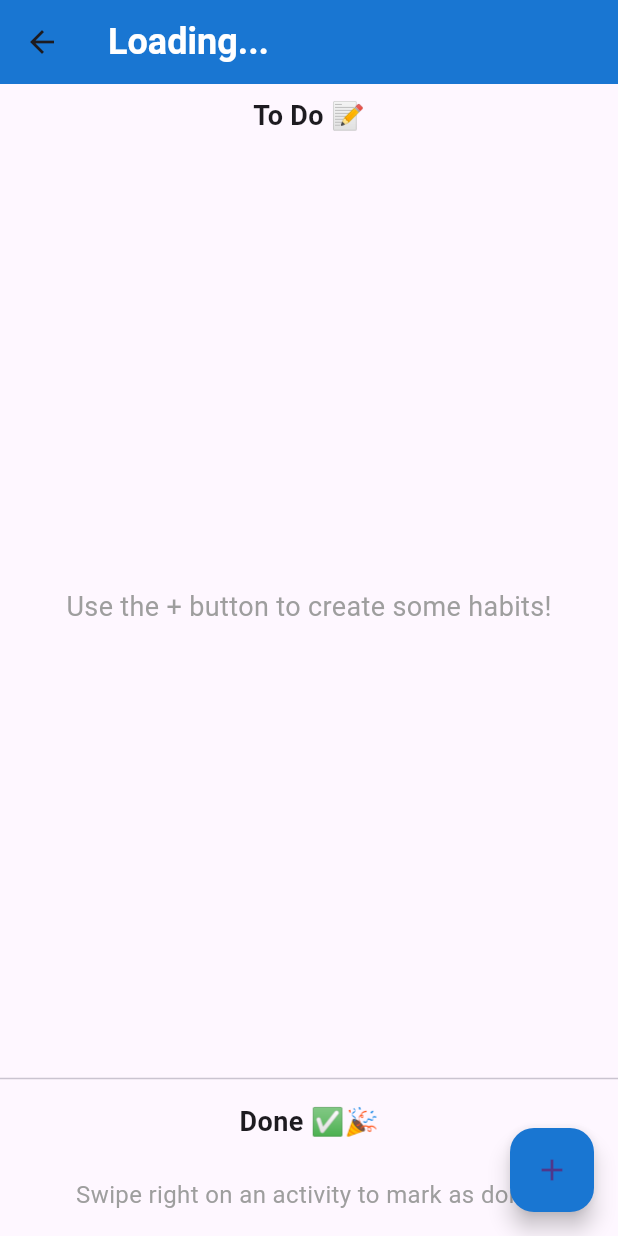
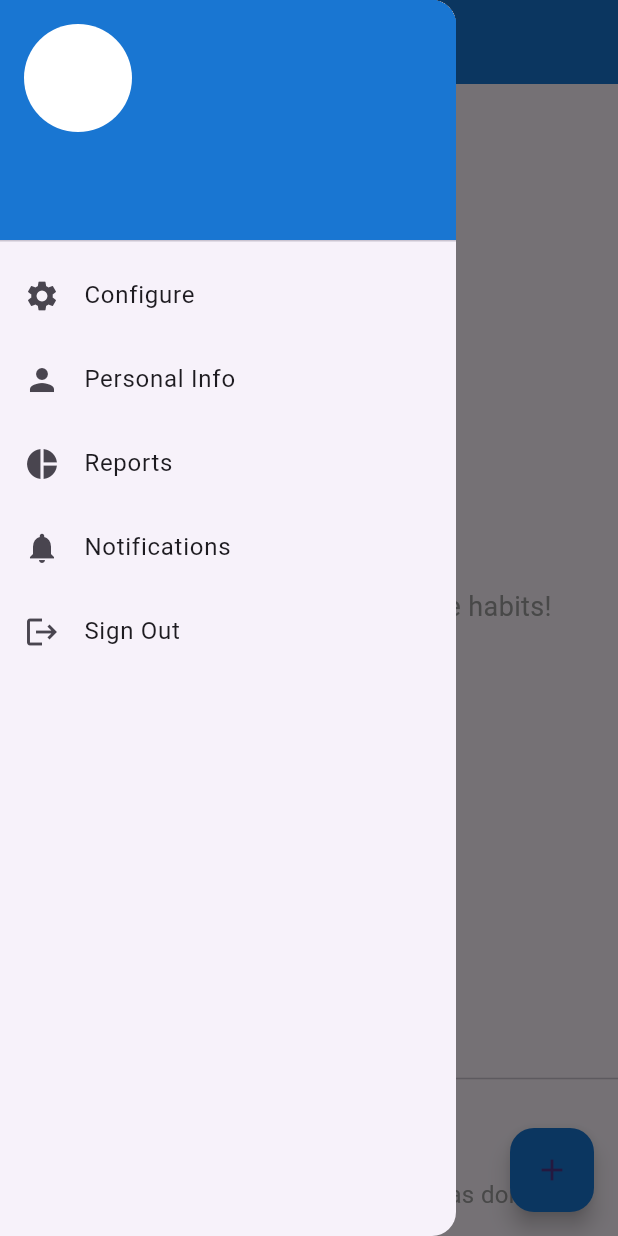
Before and after one commit to Weaam87/habit_tracker, a Flutter app: the HabitTrackerScreen screen opened directly with empty values, with the side drawer open (before the commit the screen has no drawer), on a phone screen of 412 x 824 dp. Run offline on Flutter 3.47's test engine with Material 3 defaults, Android fonts, the phone set to English and light mode, and no system bars; our stand-ins replace shared_preferences; accounts and stored records are empty; network calls fail.

Commit message:
Improve drawer with user info and sign out

```diff
--- a/lib/habit_tracker_screen.dart
+++ b/lib/habit_tracker_screen.dart
@@ -16,6 +16,7 @@ class _HabitTrackerScreenState extends State<HabitTrackerScreen> {
   Map<String, String> selectedHabitsMap = {};
   Map<String, String> completedHabitsMap = {};
   String name = '';
+  String email = '';
 
   @override
   void initState() {
@@ -26,10 +27,12 @@ class _HabitTrackerScreenState extends State<HabitTrackerScreen> {
   Future<void> _loadUser() async {
     SharedPreferences prefs = await SharedPreferences.getInstance();
     String? savedName = prefs.getString('name');
+    String? savedEmail = prefs.getString('email');
     String? habitsStr = prefs.getString('habits');
     String? completedStr = prefs.getString('completedHabits');
     setState(() {
       name = savedName ?? widget.username;
+      email = savedEmail ?? '';
       if (habitsStr != null) {
         selectedHabitsMap = Map<String, String>.from(jsonDecode(habitsStr));
       }
@@ -81,6 +84,7 @@ class _HabitTrackerScreenState extends State<HabitTrackerScreen> {
         ),
         automaticallyImplyLeading: true,
       ),
+      drawer: _buildDrawer(context),
       body: Column(
         children: [
           const Padding(
@@ -243,4 +247,78 @@ class _HabitTrackerScreenState extends State<HabitTrackerScreen> {
       ),
     );
   }
+
+  Widget _buildDrawer(BuildContext context) {
+    return Drawer(
+      child: ListView(
+        padding: EdgeInsets.zero,
+        children: [
+          UserAccountsDrawerHeader(
+            decoration: BoxDecoration(color: Colors.blue.shade700),
+            accountName: Text(name),
+            accountEmail: Text(email),
+            currentAccountPicture: CircleAvatar(
+              backgroundColor: Colors.white,
+              child: Text(
+                name.isNotEmpty ? name[0] : '',
+                style: const TextStyle(fontSize: 24, color: Colors.black),
+              ),
+            ),
+          ),
+          ListTile(
+            leading: const Icon(Icons.settings),
+            title: const Text('Configure'),
+            onTap: () async {
+              Navigator.pop(context);
+              await Navigator.push(
+                context,
+                MaterialPageRoute(builder: (context) => const AddHabitScreen()),
+              );
+              _loadUser();
+            },
+          ),
+          ListTile(
+            leading: const Icon(Icons.person),
+            title: const Text('Personal Info'),
+            onTap: () {
+              Navigator.pop(context);
+              ScaffoldMessenger.of(context).showSnackBar(
+                const SnackBar(content: Text('Personal Info clicked')),
+              );
+            },
+          ),
+          ListTile(
+            leading: const Icon(Icons.pie_chart),
+            title: const Text('Reports'),
+            onTap: () {
+              Navigator.pop(context);
+              ScaffoldMessenger.of(context).showSnackBar(
+                const SnackBar(content: Text('Reports clicked')),
+              );
+            },
+          ),
+          ListTile(
+            leading: const Icon(Icons.notifications),
+            title: const Text('Notifications'),
+            onTap: () {
+              Navigator.pop(context);
+              ScaffoldMessenger.of(context).showSnackBar(
+                const SnackBar(content: Text('Notifications clicked')),
+              );
+            },
+          ),
+          ListTile(
+            leading: const Icon(Icons.logout),
+            title: const Text('Sign Out'),
+            onTap: () => _signOut(context),
+          ),
+        ],
+      ),
+    );
+  }
+
+  void _signOut(BuildContext context) {
+    Navigator.pop(context);
+    Navigator.pushNamedAndRemoveUntil(context, '/login', (route) => false);
+  }
 }
```
